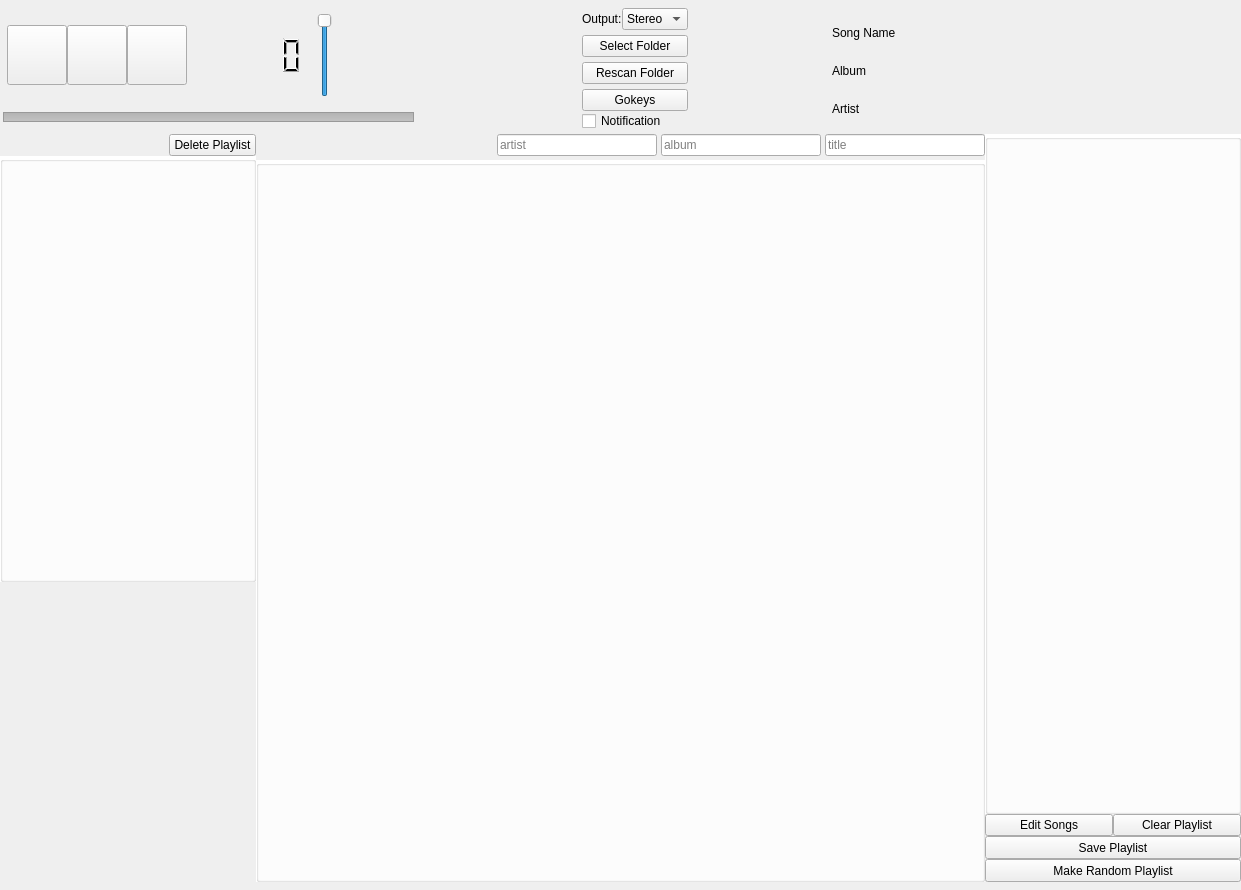
First picture: the form in main.ui, repository fabiomdiniz/Frey, before the edit.
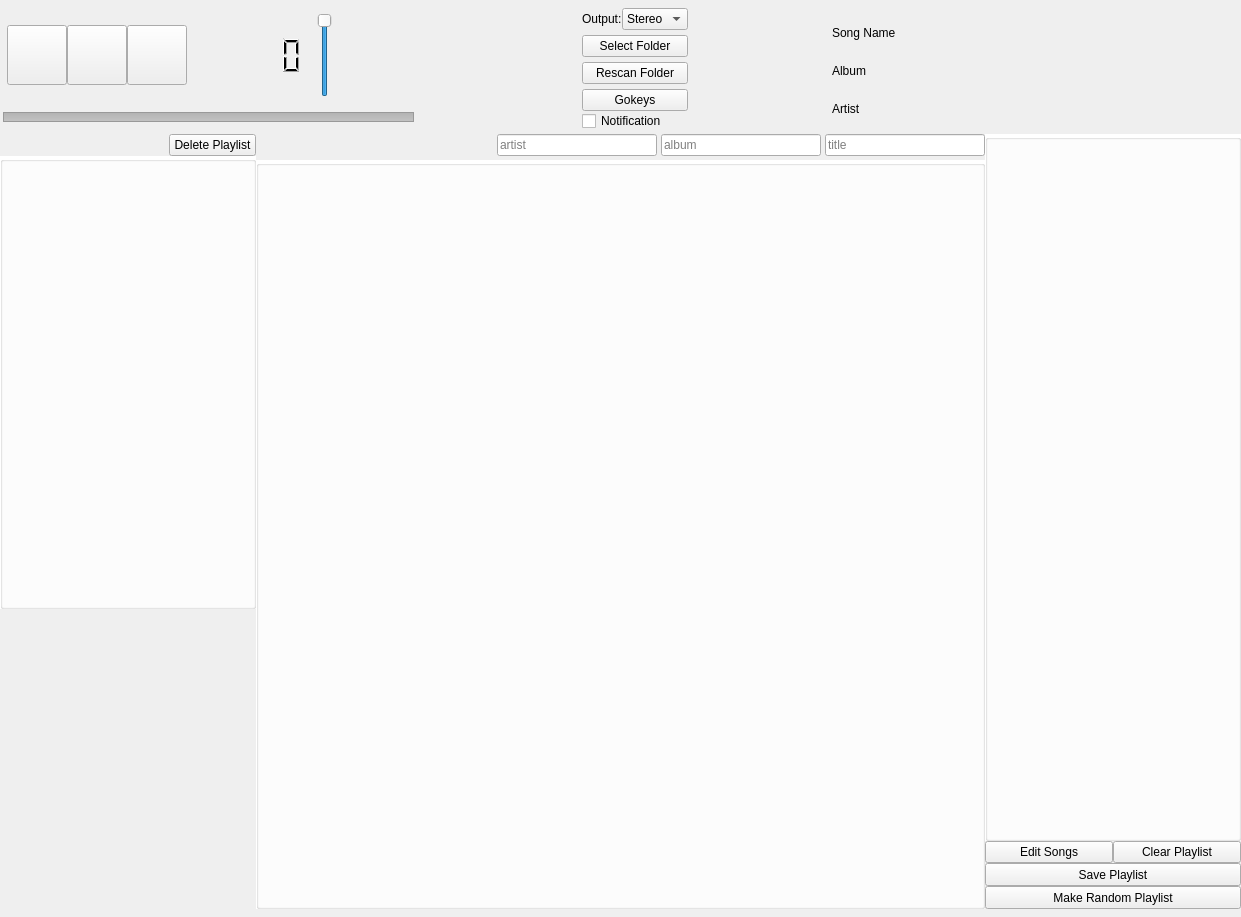
Second picture: the form after the edit. Icons and pictures are not drawn.

The edit to the form file:
```diff
--- a/main.ui
+++ b/main.ui
@@ -7,7 +7,7 @@
     <x>0</x>
     <y>0</y>
     <width>1241</width>
-    <height>890</height>
+    <height>917</height>
    </rect>
   </property>
   <property name="windowTitle">
@@ -1068,7 +1068,9 @@
                   <bool>true</bool>
                  </property>
                  <property name="styleSheet">
-                  <string notr="true">QListWidget { background-color: rgba(0, 0, 0, 0%); }</string>
+                  <string notr="true">QListWidget { background-color: rgba(0, 0, 0, 0%); }
+QListWidget::item { background-color: rgba(255, 255, 255, 40%); }
+QListWidget::item::selected { background-color: rgba(0, 0, 0, 40%); }</string>
                  </property>
                  <property name="dragEnabled">
                   <bool>true</bool>
```
